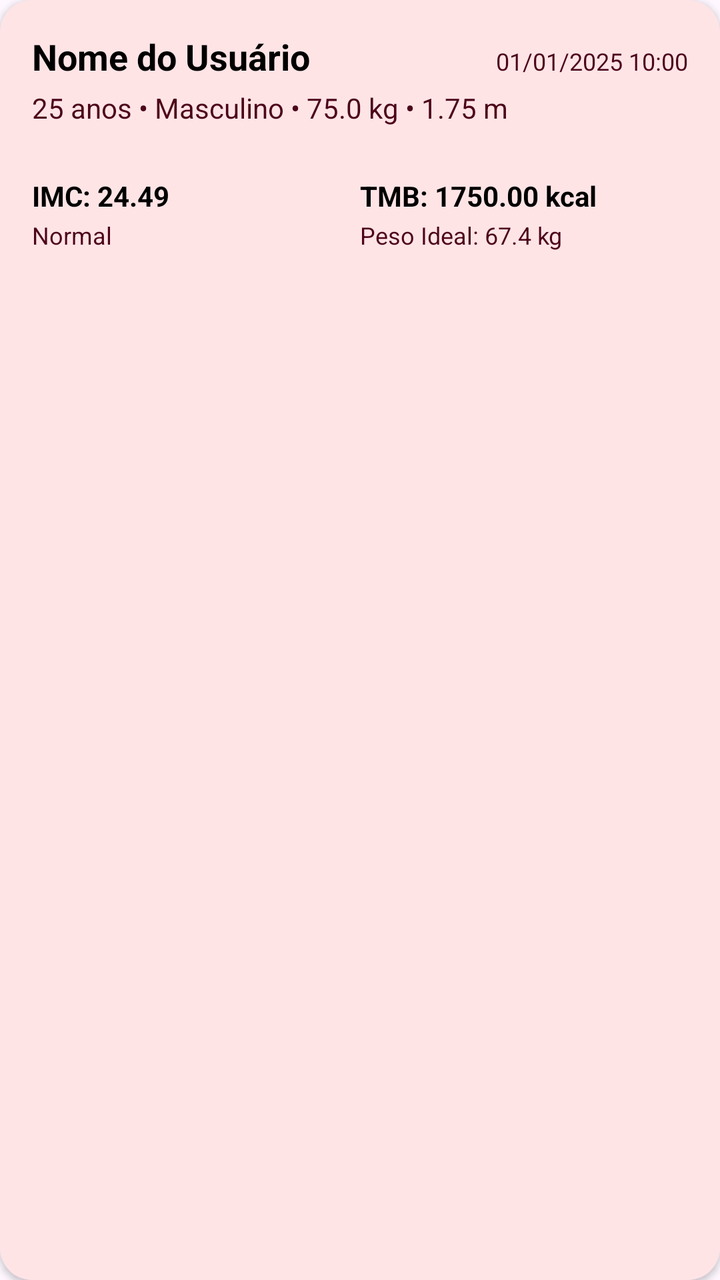
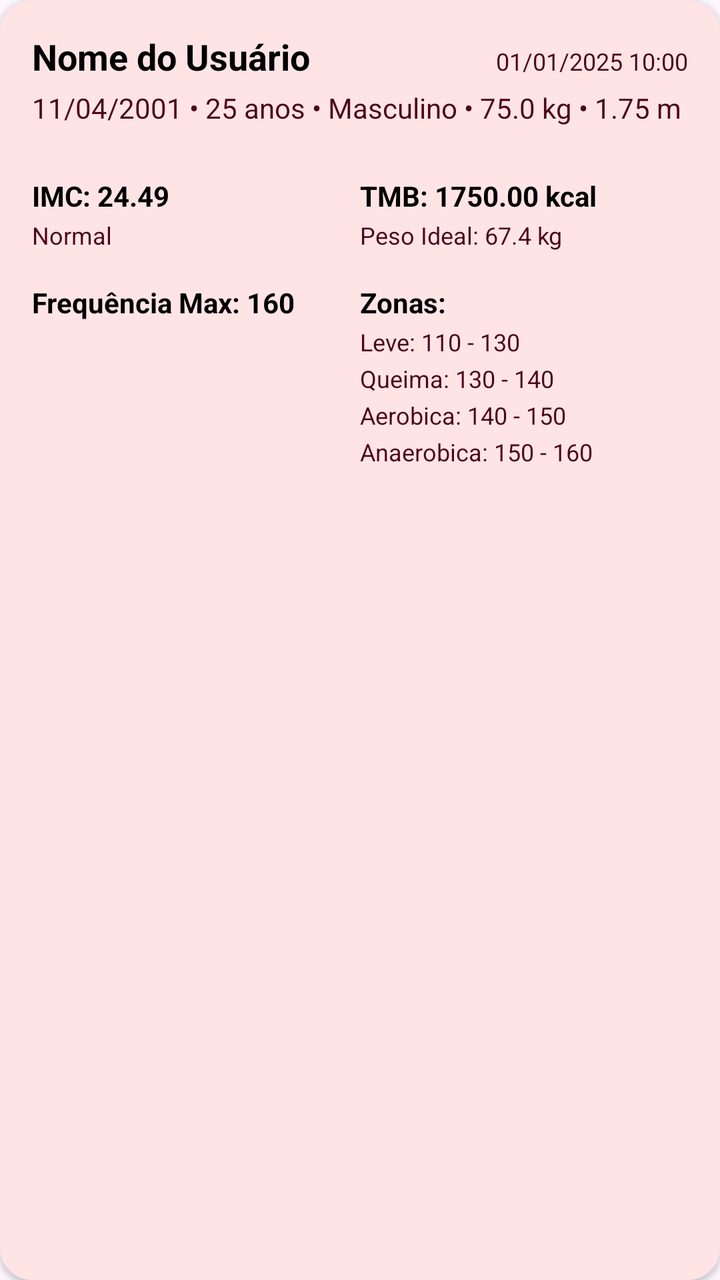

An Android layout rendered at two revisions. The XML below is the earlier revision; the diff shows what the commit changed to produce the second picture.
<!-- AndroidManifest.xml: application theme Theme.ImFitPlus -->
<!-- res/layout/item_history.xml -->
<?xml version="1.0" encoding="utf-8"?>
<LinearLayout xmlns:android="http://schemas.android.com/apk/res/android"
    android:layout_width="match_parent"
    android:layout_height="wrap_content"
    android:layout_marginBottom="12dp"
    android:background="@drawable/container_box_alternative"
    android:elevation="2dp"
    android:orientation="vertical"
    android:padding="16dp">

    <LinearLayout
        android:layout_width="match_parent"
        android:layout_height="wrap_content"
        android:orientation="horizontal">

        <TextView
            android:id="@+id/itemNameTv"
            android:layout_width="0dp"
            android:layout_height="wrap_content"
            android:layout_weight="1"
            android:text="@string/item_history_name_tv"
            android:textColor="@android:color/black"
            android:textSize="18sp"
            android:textStyle="bold" />

        <TextView
            android:id="@+id/itemDateTv"
            android:layout_width="wrap_content"
            android:layout_height="wrap_content"
            android:text="@string/item_history_timestamp_tv"
            android:textColor="@color/main_text_color"
            android:textSize="12sp" />

    </LinearLayout>

    <TextView
        android:id="@+id/itemDetailsTv"
        android:layout_width="match_parent"
        android:layout_height="wrap_content"
        android:layout_marginTop="4dp"
        android:text="@string/item_history_info_tv"
        android:textColor="@color/main_text_color"
        android:textSize="14sp" />

    <View
        android:layout_width="match_parent"
        android:layout_height="1dp"
        android:layout_marginTop="12dp"
        android:layout_marginBottom="12dp"
        android:background="@color/screen_bg" />

    <LinearLayout
        android:layout_width="match_parent"
        android:layout_height="wrap_content"
        android:baselineAligned="false"
        android:orientation="horizontal">

        <LinearLayout
            android:layout_width="0dp"
            android:layout_height="wrap_content"
            android:layout_weight="1"
            android:orientation="vertical">

            <TextView
                android:id="@+id/itemImcTv"
                android:layout_width="match_parent"
                android:layout_height="wrap_content"
                android:text="@string/item_history_imc_tv"
                android:textColor="@android:color/black"
                android:textSize="14sp"
                android:textStyle="bold" />

            <TextView
                android:id="@+id/itemCategoryTv"
                android:layout_width="match_parent"
                android:layout_height="wrap_content"
                android:layout_marginTop="2dp"
                android:text="@string/item_history_category_tv"
                android:textColor="@color/main_text_color"
                android:textSize="12sp" />

        </LinearLayout>

        <LinearLayout
            android:layout_width="0dp"
            android:layout_height="wrap_content"
            android:layout_weight="1"
            android:orientation="vertical">

            <TextView
                android:id="@+id/itemTmbTv"
                android:layout_width="match_parent"
                android:layout_height="wrap_content"
                android:text="@string/item_history_tmb_tv"
                android:textColor="@android:color/black"
                android:textSize="14sp"
                android:textStyle="bold" />

            <TextView
                android:id="@+id/itemIdealTv"
                android:layout_width="match_parent"
                android:layout_height="wrap_content"
                android:layout_marginTop="2dp"
                android:text="@string/item_history_ideal_tv"
                android:textColor="@color/main_text_color"
                android:textSize="12sp" />

        </LinearLayout>

    </LinearLayout>

</LinearLayout>
<!-- resources referenced by this layout -->
<resources>
  <color name="main_text_color">#4c0519</color>
  <color name="screen_bg">#ffe4e6</color>
  <!-- drawable container_box_alternative (drawable) -->
  <?xml version="1.0" encoding="utf-8"?>
  <shape xmlns:android="http://schemas.android.com/apk/res/android">
      <solid android:color="@color/screen_bg" />
      <corners android:radius="16dp" />
  </shape>
  <string name="item_history_category_tv">Normal</string>
  <string name="item_history_ideal_tv">Peso Ideal: 67.4 kg</string>
  <string name="item_history_imc_tv">IMC: 24.49</string>
  <string name="item_history_info_tv">25 anos • Masculino • 75.0 kg • 1.75 m</string>
  <string name="item_history_name_tv">Nome do Usuário</string>
  <string name="item_history_timestamp_tv">01/01/2025 10:00</string>
  <string name="item_history_tmb_tv">TMB: 1750.00 kcal</string>
  <style name="Theme.ImFitPlus" parent="Base.Theme.ImFitPlus" />
  <style name="Base.Theme.ImFitPlus" parent="Theme.Material3.DayNight.NoActionBar">
          
          
      </style>
</resources>

<!-- the commit's change to res/layout/item_history.xml (unified diff, before → after) -->
@@ -53,7 +53,8 @@
         android:layout_width="match_parent"
         android:layout_height="wrap_content"
         android:baselineAligned="false"
-        android:orientation="horizontal">
+        android:orientation="horizontal"
+        android:layout_marginBottom="16dp">
 
         <LinearLayout
             android:layout_width="0dp"
@@ -109,4 +110,82 @@
 
     </LinearLayout>
 
+    <LinearLayout
+        android:layout_width="match_parent"
+        android:layout_height="wrap_content"
+        android:baselineAligned="false"
+        android:orientation="horizontal">
+
+        <LinearLayout
+            android:layout_width="0dp"
+            android:layout_height="wrap_content"
+            android:layout_weight="1"
+            android:orientation="vertical">
+
+            <TextView
+                android:id="@+id/itemMaxTv"
+                android:layout_width="match_parent"
+                android:layout_height="wrap_content"
+                android:text="@string/frequ_ncia_max_160"
+                android:textColor="@android:color/black"
+                android:textSize="14sp"
+                android:textStyle="bold" />
+
+        </LinearLayout>
+
+        <LinearLayout
+            android:layout_width="0dp"
+            android:layout_height="wrap_content"
+            android:layout_weight="1"
+            android:orientation="vertical">
+
+            <TextView
+                android:id="@+id/itemZonaTv"
+                android:layout_width="match_parent"
+                android:layout_height="wrap_content"
+                android:text="@string/zonas"
+                android:textColor="@android:color/black"
+                android:textSize="14sp"
+                android:textStyle="bold" />
+
+            <TextView
+                android:id="@+id/itemLeveTv"
+                android:layout_width="match_parent"
+                android:layout_height="wrap_content"
+                android:layout_marginTop="2dp"
+                android:text="@string/leve_110"
+                android:textColor="@color/main_text_color"
+                android:textSize="12sp" />
+
+            <TextView
+                android:id="@+id/itemQueimaTv"
+                android:layout_width="match_parent"
+                android:layout_height="wrap_content"
+                android:layout_marginTop="2dp"
+                android:text="@string/queima_130"
+                android:textColor="@color/main_text_color"
+                android:textSize="12sp" />
+
+            <TextView
+                android:id="@+id/itemAerobicaTv"
+                android:layout_width="match_parent"
+                android:layout_height="wrap_content"
+                android:layout_marginTop="2dp"
+                android:text="@string/aerobica_140"
+                android:textColor="@color/main_text_color"
+                android:textSize="12sp" />
+
+            <TextView
+                android:id="@+id/itemAnaerobicaTv"
+                android:layout_width="match_parent"
+                android:layout_height="wrap_content"
+                android:layout_marginTop="2dp"
+                android:text="@string/anaerobica_150"
+                android:textColor="@color/main_text_color"
+                android:textSize="12sp" />
+
+        </LinearLayout>
+
+    </LinearLayout>
+
 </LinearLayout>
<!-- resource entries referenced after the edit -->
@@ -8,13 +8,19 @@
       <solid android:color="@color/screen_bg" />
       <corners android:radius="16dp" />
   </shape>
+  <string name="aerobica_140">Aerobica: 140 - 150</string>
+  <string name="anaerobica_150">Anaerobica: 150 - 160</string>
+  <string name="frequ_ncia_max_160">Frequência Max: 160</string>
   <string name="item_history_category_tv">Normal</string>
   <string name="item_history_ideal_tv">Peso Ideal: 67.4 kg</string>
   <string name="item_history_imc_tv">IMC: 24.49</string>
-  <string name="item_history_info_tv">25 anos • Masculino • 75.0 kg • 1.75 m</string>
+  <string name="item_history_info_tv">11/04/2001 • 25 anos • Masculino • 75.0 kg • 1.75 m</string>
   <string name="item_history_name_tv">Nome do Usuário</string>
   <string name="item_history_timestamp_tv">01/01/2025 10:00</string>
   <string name="item_history_tmb_tv">TMB: 1750.00 kcal</string>
+  <string name="leve_110">Leve: 110 - 130</string>
+  <string name="queima_130">Queima: 130 - 140</string>
+  <string name="zonas">Zonas:</string>
   <style name="Theme.ImFitPlus" parent="Base.Theme.ImFitPlus" />
   <style name="Base.Theme.ImFitPlus" parent="Theme.Material3.DayNight.NoActionBar">
           
